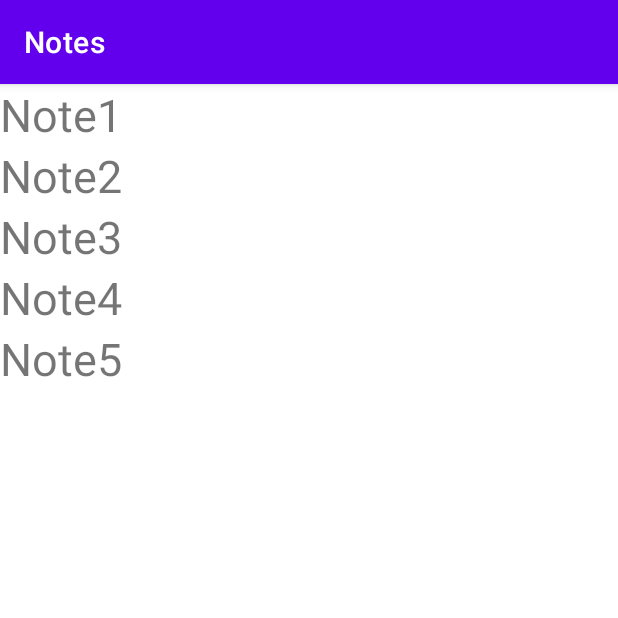
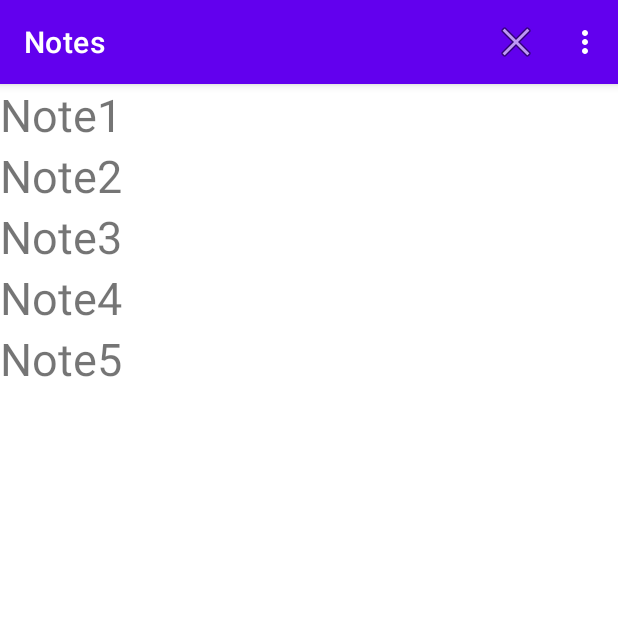
Before and after one commit to NadezhdaDyach/Notes-2021-11-27, an Android app: the screen it shows after launch (MainActivity), on a phone screen of 412 x 824 dp, the top half of it. Run offline under Robolectric (Android 15) with nearby library versions, the phone set to English and light mode, and no system bars.

Commit message:
Создали собственный тулбар

```diff
--- a/app/src/main/java/ru/dachkovska/notes/MainActivity.java
+++ b/app/src/main/java/ru/dachkovska/notes/MainActivity.java
@@ -1,8 +1,12 @@
 package ru.dachkovska.notes;
 
+import androidx.annotation.NonNull;
 import androidx.appcompat.app.AppCompatActivity;
+import androidx.appcompat.widget.Toolbar;
 
 import android.os.Bundle;
+import android.view.Menu;
+import android.view.MenuItem;
 
 public class MainActivity extends AppCompatActivity {
 
@@ -10,6 +14,8 @@ public class MainActivity extends AppCompatActivity {
     protected void onCreate(Bundle savedInstanceState) {
         super.onCreate(savedInstanceState);
         setContentView(R.layout.activity_main);
+
+        initToolbar();
 
         // Создаем фрагмент
         NoteFragment notesFragment = new NoteFragment();
@@ -19,4 +25,34 @@ public class MainActivity extends AppCompatActivity {
                 .addToBackStack("")
                 .add(R.id.fragment_container, notesFragment).commit();
     }
+
+    private void initToolbar() {
+        Toolbar toolbar = findViewById(R.id.toolbar);
+        setSupportActionBar(toolbar);
+    }
+
+    @Override
+    public boolean onCreateOptionsMenu(Menu menu) {
+        getMenuInflater().inflate(R.menu.menu, menu);
+        return super.onCreateOptionsMenu(menu);
+    }
+
+    @Override
+    public boolean onOptionsItemSelected(@NonNull MenuItem item) {
+        int id = item.getItemId();
+        switch (id) {
+            case R.id.action_about:
+                getSupportFragmentManager()
+                        .beginTransaction()
+                        .addToBackStack("")
+                        .add(R.id.fragment_container, new AboutFragment()).commit();
+                return true;
+            case R.id.action_exit:
+                finish();
+                return true;
+        }
+
+        return super.onOptionsItemSelected(item);
+    }
+
 }
--- a/app/src/main/res/layout/activity_main.xml
+++ b/app/src/main/res/layout/activity_main.xml
@@ -1,14 +1,29 @@
 <?xml version="1.0" encoding="utf-8"?><!-- это макет для портретной ориентации -->
 <!-- в портретной ориентации у activity только один фрагмент -->
-<FrameLayout
-    xmlns:android="http://schemas.android.com/apk/res/android"
+<LinearLayout xmlns:android="http://schemas.android.com/apk/res/android"
     android:layout_width="match_parent"
     android:layout_height="match_parent"
-    >
+    xmlns:app="http://schemas.android.com/apk/res-auto"
+    android:orientation="vertical">
+
+    <com.google.android.material.appbar.AppBarLayout
+        android:layout_width="match_parent"
+        android:layout_height="wrap_content"
+        >
+
+        <androidx.appcompat.widget.Toolbar
+            android:id="@+id/toolbar"
+            android:layout_width="match_parent"
+            android:layout_height="?attr/actionBarSize"
+            android:background="?attr/colorPrimary"
+            app:title="@string/app_name"
+            app:titleTextColor="@color/white"
+            />
+    </com.google.android.material.appbar.AppBarLayout>
 
     <FrameLayout
         android:id="@+id/fragment_container"
         android:layout_width="match_parent"
         android:layout_height="match_parent"
         />
-</FrameLayout>
+</LinearLayout>
--- /dev/null
+++ b/app/src/main/res/menu/menu.xml
@@ -0,0 +1,14 @@
+<?xml version="1.0" encoding="utf-8"?>
+<menu xmlns:android="http://schemas.android.com/apk/res/android"
+    xmlns:app="http://schemas.android.com/apk/res-auto">
+    <item
+        android:id="@+id/action_about"
+        android:title="@string/about"
+        app:showAsAction="never" />
+
+    <item
+        android:id="@+id/action_exit"
+        android:icon="@android:drawable/ic_menu_close_clear_cancel"
+        android:title="@string/exit"
+        app:showAsAction="always" />
+</menu>
--- a/app/src/main/res/values/strings.xml
+++ b/app/src/main/res/values/strings.xml
@@ -2,4 +2,7 @@
     <string name="app_name">Notes</string>
     <!-- TODO: Remove or change this placeholder text -->
     <string name="hello_blank_fragment">Hello blank fragment</string>
+    <string name="about">About</string>
+    <string name="exit">Exit</string>
+    <string name="about_developers">About</string>
 </resources>
--- a/app/src/main/res/values/themes.xml
+++ b/app/src/main/res/values/themes.xml
@@ -1,6 +1,6 @@
 <resources xmlns:tools="http://schemas.android.com/tools">
     <!-- Base application theme. -->
-    <style name="Theme.Notes" parent="Theme.MaterialComponents.DayNight.DarkActionBar">
+    <style name="Theme.Notes" parent="Theme.MaterialComponents.DayNight.NoActionBar">
         <!-- Primary brand color. -->
         <item name="colorPrimary">@color/purple_500</item>
         <item name="colorPrimaryVariant">@color/purple_700</item>
@@ -12,5 +12,11 @@
         <!-- Status bar color. -->
         <item name="android:statusBarColor" tools:targetApi="l">?attr/colorPrimaryVariant</item>
         <!-- Customize your theme here. -->
+        <item name="actionOverflowButtonStyle">@style/actionOverflowButtonStyle</item>
+        <item name="android:actionMenuTextColor">@color/white</item>
+    </style>
+
+    <style name="actionOverflowButtonStyle" parent="@style/Widget.AppCompat.ActionButton.Overflow">
+        <item name="android:tint">@color/white</item>
     </style>
 </resources>
```
Also changed, not shown: app/src/main/java/ru/dachkovska/notes/AboutFragment.java (added, +19 -0 lines), app/src/main/res/layout/fragment_about.xml (added, +10 -0 lines).
